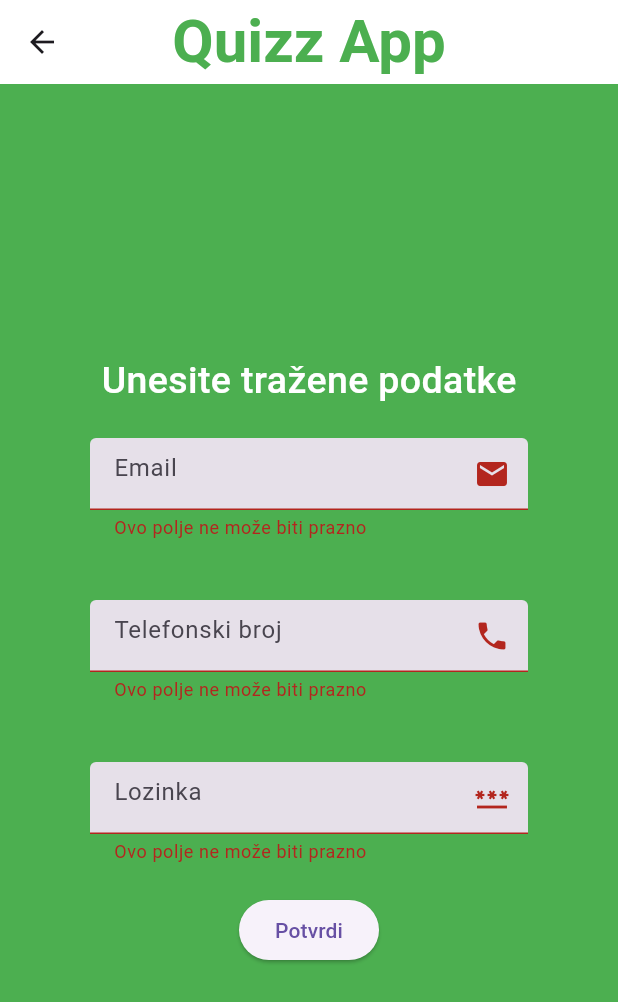
After one commit to franpavlovi/Flutter-Internship-IT-Odjel, a Flutter app: the Validacija screen opened directly, after a tap on "Potvrdi", on a phone screen of 412 x 824 dp. The commit adds this screen. Shown: the top 1002 px of the screen. Run offline on Flutter 3.47's test engine with Material 3 defaults, Android fonts, the phone set to English and light mode, and no system bars; Roboto replaces fonts that are missing (Helvetica).

Commit message:
forme eksperimentiranje

```diff
--- a/quizapp/lib/main.dart
+++ b/quizapp/lib/main.dart
@@ -28,7 +28,7 @@ class MyApp extends StatelessWidget {
           ),
         ),
         body: Container(
-          decoration: BoxDecoration(
+          decoration: const BoxDecoration(
             gradient: LinearGradient(
               colors: [Colors.green, Colors.white],
             ),
--- a/quizapp/lib/screens/kviz.dart
+++ b/quizapp/lib/screens/kviz.dart
@@ -1,4 +1,5 @@
 import 'package:flutter/material.dart';
+import 'package:quizapp/screens/validacija.dart';
 
 class Kviz extends StatefulWidget {
   const Kviz({super.key});
@@ -26,7 +27,7 @@ class _KvizState extends State<Kviz> {
           ),
         ),
       ),
-      body: const SizedBox(
+      body: SizedBox(
         width: double.infinity,
         child: Column(
           mainAxisAlignment: MainAxisAlignment.center,
@@ -47,6 +48,18 @@ class _KvizState extends State<Kviz> {
               onPressed: null,
               child: Text('Pitanje 3'),
             ),
+            SizedBox(height: 100),
+            ElevatedButton(
+              onPressed: () {
+                Navigator.push(
+                  context,
+                  MaterialPageRoute(
+                    builder: (context) => const Validacija(),
+                  ),
+                );
+              },
+              child: Text('Kraj'),
+            ),
           ],
         ),
       ),
--- a/quizapp/lib/screens/naslovna.dart
+++ b/quizapp/lib/screens/naslovna.dart
@@ -24,7 +24,7 @@ class Naslovna extends StatelessWidget {
                 ),
               );
             },
-            child: Text(
+            child: const Text(
               'Pokreni kviz',
               style: TextStyle(fontSize: 24),
             ),
--- /dev/null
+++ b/quizapp/lib/screens/validacija.dart
@@ -0,0 +1,81 @@
+import 'package:flutter/material.dart';
+import 'package:quizapp/widget/forma.dart';
+
+class Validacija extends StatefulWidget {
+  const Validacija({super.key});
+
+  @override
+  State<Validacija> createState() => _ValidacijaState();
+}
+
+class _ValidacijaState extends State<Validacija> {
+  final _FormKey = GlobalKey<FormState>();
+
+  @override
+  Widget build(BuildContext context) {
+    return Scaffold(
+      backgroundColor: Colors.green,
+      appBar: AppBar(
+        backgroundColor: Colors.white,
+        centerTitle: true,
+        shadowColor: const Color.fromARGB(193, 3, 3, 3),
+        title: const Text(
+          'Quizz App',
+          style: TextStyle(
+            color: Colors.green,
+            fontSize: 40,
+            fontWeight: FontWeight.bold,
+            fontFamily: 'Helvetica',
+          ),
+        ),
+      ),
+      body: Form(
+        key: _FormKey,
+        child: Center(
+          child: Padding(
+            padding: const EdgeInsets.symmetric(horizontal: 30, vertical: 20),
+            child: Column(
+              mainAxisAlignment: MainAxisAlignment.center,
+              children: [
+                Text(
+                  'Unesite tražene podatke',
+                  style: TextStyle(fontSize: 25, color: Colors.white, fontWeight: FontWeight.w500),
+                ),
+                Forma(hint: 'Email', icon: Icon(Icons.email)),
+                Forma(hint: 'Telefonski broj', icon: Icon(Icons.phone)),
+                Forma(
+                  hint: 'Lozinka',
+                  icon: Icon(Icons.password),
+                  obscure: true,
+                ),
+                ElevatedButton(
+                  onPressed: () {
+                    if (_FormKey.currentState!.validate()) {
+                      ScaffoldMessenger.of(context).showSnackBar(SnackBar(content: Text('Forma je validna!')));
+                    }
+                  },
+                  child: Text('Potvrdi'),
+                ),
+              ],
+            ),
+          ),
+        ),
+      ),
+    );
+  }
+}
+
+/*extension broj on int {
+  bool ex() => (this % 2) == 0;
+}
+
+bool isEaven(int broj) {
+  return (broj % 2) == 0;
+}
+
+
+final int broj = 2;
+
+broj.ex()   ekstenzija
+
+isEaven(broj)  kao funkcija */
--- /dev/null
+++ b/quizapp/lib/widget/forma.dart
@@ -0,0 +1,41 @@
+import 'package:flutter/material.dart';
+
+class Forma extends StatelessWidget {
+  Forma({super.key, required this.hint, this.obscure = false, required this.icon});
+
+  String? _validateInput(String? value) {
+    if (value == null || value.isEmpty) {
+      return 'Ovo polje ne može biti prazno';
+    }
+    if (hint == 'Email' && !RegExp(r'^[^@]+@[^@]+\.[^@]+').hasMatch(value)) {
+      return 'Unesite validnu email adresu';
+    }
+    if (hint == 'Telefonski broj' && !RegExp(r'^\d+$').hasMatch(value)) {
+      return 'Unesite validan broj telefona';
+    }
+    if (hint == 'Lozinka' && value.length < 6) {
+      return 'Lozinka mora imati najmanje 6 znakova';
+    }
+    return null;
+  }
+
+  final String hint;
+  bool obscure = false;
+  Icon icon;
+
+  @override
+  Widget build(BuildContext context) {
+    return Padding(
+      padding: const EdgeInsets.symmetric(horizontal: 30, vertical: 20),
+      child: TextFormField(
+        obscureText: obscure,
+        decoration: InputDecoration(
+          hintText: hint,
+          filled: true,
+          suffixIcon: icon,
+        ),
+        validator: _validateInput,
+      ),
+    );
+  }
+}
```
